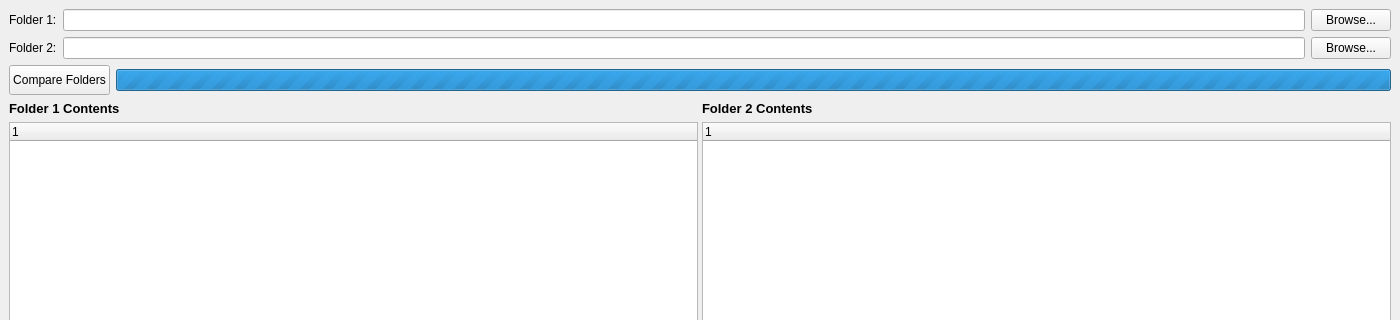
First picture: the form in mainwindow.ui, repository robertjin62/File-Git, before the edit; both pictures show x 0 to 1400 and y 0 to 320 of the 1400 by 800 pixel window.
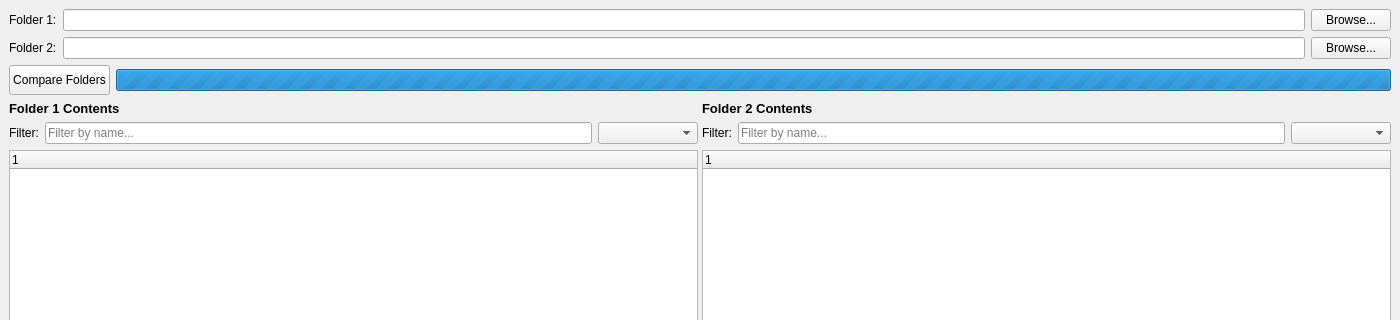
Second picture: the form after the edit.

Commit message: add result filter

What changed in the file:
```diff
--- a/mainwindow.ui
+++ b/mainwindow.ui
@@ -107,6 +107,34 @@
           </property>
          </widget>
         </item>
+        <item>
+         <layout class="QHBoxLayout" name="horizontalLayout_Filter1">
+          <item>
+           <widget class="QLabel" name="labelFilter1">
+            <property name="text">
+             <string>Filter:</string>
+            </property>
+           </widget>
+          </item>
+          <item>
+           <widget class="QLineEdit" name="lineEditFilter1">
+            <property name="placeholderText">
+             <string>Filter by name...</string>
+            </property>
+           </widget>
+          </item>
+          <item>
+           <widget class="QComboBox" name="comboBoxStatusFilter1">
+            <property name="minimumSize">
+             <size>
+              <width>100</width>
+              <height>0</height>
+             </size>
+            </property>
+           </widget>
+          </item>
+         </layout>
+        </item>
         <item>
          <widget class="QTreeWidget" name="treeWidgetFolder1"/>
         </item>
@@ -127,6 +155,34 @@
           </property>
          </widget>
         </item>
+        <item>
+         <layout class="QHBoxLayout" name="horizontalLayout_Filter2">
+          <item>
+           <widget class="QLabel" name="labelFilter2">
+            <property name="text">
+             <string>Filter:</string>
+            </property>
+           </widget>
+          </item>
+          <item>
+           <widget class="QLineEdit" name="lineEditFilter2">
+            <property name="placeholderText">
+             <string>Filter by name...</string>
+            </property>
+           </widget>
+          </item>
+          <item>
+           <widget class="QComboBox" name="comboBoxStatusFilter2">
+            <property name="minimumSize">
+             <size>
+              <width>100</width>
+              <height>0</height>
+             </size>
+            </property>
+           </widget>
+          </item>
+         </layout>
+        </item>
         <item>
          <widget class="QTreeWidget" name="treeWidgetFolder2"/>
         </item>
```
The commit also changes 3 other files.
